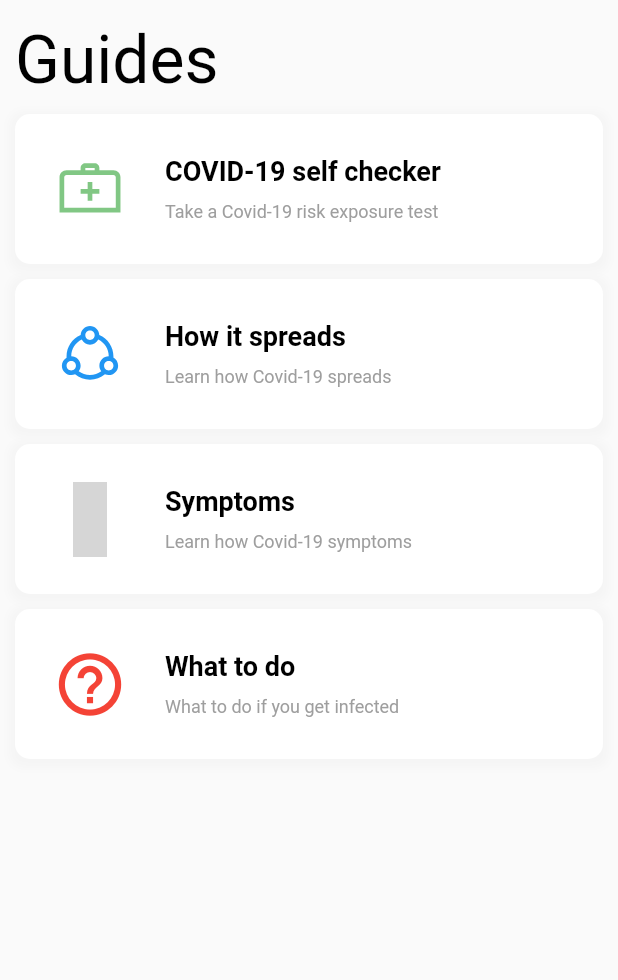
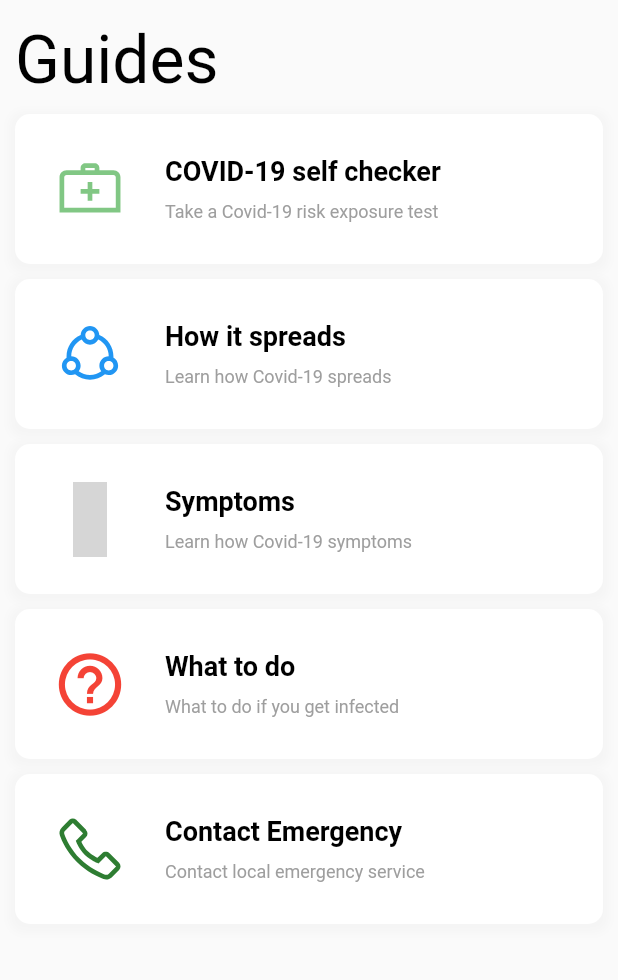
Before and after one commit to idokoagbo/covid-19-tracker, a Flutter app: the screen it shows after launch, after a tap on an icon or button, on a phone screen of 412 x 824 dp, the part 63-1043 px from its top. Run offline on Flutter 3.47's test engine with Material 2 defaults, Android fonts, the phone set to English and light mode, and no system bars; our stand-ins replace google_fonts, line_icons, pull_to_refresh, shared_preferences; missing offline and left inert: flutter_sim_country_code; network calls fail; Roboto replaces fonts that are missing (Tauri); grey boxes are pictures that could not be loaded.

Commit message:
final commit

```diff
--- a/lib/screens/article/article_page.dart
+++ b/lib/screens/article/article_page.dart
@@ -189,7 +189,6 @@ class Treatment extends StatelessWidget {
         _Heading('Steps to help prevent the spread of COVID-19 if you are sick'),
         _Paragraph('Follow the steps below: If you are sick with COVID-19 or think you might have COVID-19, follow the steps below to care for yourself and to help protect other people in your home and community.'),
         SizedBox(height: 10,),
-        Image.network("https://www.cdc.gov/coronavirus/2019-ncov/images/COVIDweb_02_bed.png"),
         _Heading("Stay home except to get medical care"),
         _Paragraph("Stay home: Most people with COVID-19 have mild illness and are able to recover at home without medical care. Do not leave your home, except to get medical care. Do not visit public areas."),
         _Paragraph("Stay in touch with your doctor. Call before you get medical care. Be sure to get care if you have trouble breathing, or have any other emergency warning signs, or if you think it is an emergency."),
--- a/lib/screens/guides/guides.dart
+++ b/lib/screens/guides/guides.dart
@@ -1,7 +1,9 @@
 import 'package:flutter/material.dart';
+import 'package:flutter_sim_country_code/flutter_sim_country_code.dart';
 import 'package:google_fonts/google_fonts.dart';
 import 'package:line_icons/line_icons.dart';
 import 'package:sliclone/screens/screens.dart';
+import 'package:url_launcher/url_launcher.dart';
 
 part 'guides_page.dart';
 
--- a/lib/screens/guides/guides_page.dart
+++ b/lib/screens/guides/guides_page.dart
@@ -6,6 +6,58 @@ class _GuidesPage extends StatefulWidget {
 }
 
 class __GuidesPageState extends State<_GuidesPage> {
+
+  String _platformVersion = 'Unknown';
+
+  final _contactNumbers={
+    "ng":"0800 9700 0010",
+    "ee":"112",
+    'us':"800-232-4636",
+    'ca':"911",
+    'gb':"999",
+    'au':'000',
+    'nz':'111',
+    'jp':'119',
+    'in':'112',
+    'fi':'112',
+    'it':'112',
+  };
+
+
+  @override
+  void initState(){
+    initPlatformState();
+    super.initState();
+  }
+
+  Future<void> initPlatformState() async {
+    String platformVersion;
+    // Platform messages may fail, so we use a try/catch PlatformException.
+    try {
+      platformVersion = await FlutterSimCountryCode.simCountryCode;
+    } catch (error){
+      platformVersion = 'Failed to get platform version.';
+    }
+
+    // If the widget was removed from the tree while the asynchronous platform
+    // message was in flight, we want to discard the reply rather than calling
+    // setState to update our non-existent appearance.
+    if (!mounted) return;
+
+    setState(() {
+      _platformVersion = platformVersion;
+    });
+  }
+
+  void contactEmergency(){
+    if(_contactNumbers.containsKey(_platformVersion)){
+      launch("tel:${_contactNumbers[_platformVersion]}");
+    }
+    else{
+      launch("tel:+41-22-7912111");
+    }
+  }
+
 
   @override
   Widget build(BuildContext context) {
@@ -64,19 +116,6 @@ class __GuidesPageState extends State<_GuidesPage> {
                     context, MaterialPageRoute(builder: (_) => Article("How it spreads")));
               },
             ),
-//            SizedBox(
-//              height: 10,
-//            ),
-//            _InfoCard(
-//              title: "Prevention & treatment",
-//              subtitle: "Learn how to prevent Covid-19",
-//              icon: LineIcons.heartbeat,
-//              color: Colors.green[800],
-//              action: () {
-//                Navigator.push(
-//                    context, MaterialPageRoute(builder: (_) => Article("Prevention & treatment")));
-//              },
-//            ),
             SizedBox(
               height: 10,
             ),
@@ -102,6 +141,16 @@ class __GuidesPageState extends State<_GuidesPage> {
                 Navigator.push(
                     context, MaterialPageRoute(builder: (_) => Article("What to do")));
               },
+            ),
+            SizedBox(
+              height: 10,
+            ),
+            _InfoCard(
+              title: "Contact Emergency",
+              subtitle: "Contact local emergency service",
+              icon: LineIcons.phone,
+              color: Colors.green[800],
+              action: contactEmergency,
             ),
             SizedBox(
               height: 10,
--- a/lib/screens/screens.dart
+++ b/lib/screens/screens.dart
@@ -2,3 +2,4 @@ export 'summary/summary.dart';
 export 'test/test.dart';
 export 'guides/guides.dart';
 export 'article/article.dart';
+export 'splash/splash.dart';
--- a/lib/screens/summary/summary_page.dart
+++ b/lib/screens/summary/summary_page.dart
@@ -69,7 +69,7 @@ class __SummaryPageState extends State<_SummaryPage> implements SummaryScreenCon
   }
 
   RefreshController _refreshController =
-  RefreshController(initialRefresh: false);
+  RefreshController(initialRefresh: true);
 
   void _onRefresh() async{
     // monitor network fetch
@@ -127,7 +127,7 @@ class __SummaryPageState extends State<_SummaryPage> implements SummaryScreenCon
           child: Column(
             crossAxisAlignment: CrossAxisAlignment.start,
             children: <Widget>[
-              Text('Reports - ${_platformVersion.length<4? _platformVersion : "global"}',style: GoogleFonts.tauri(textStyle: TextStyle(color: Colors.black,fontSize: 34,fontWeight: FontWeight.normal))),
+              Text('Reports - ${_platformVersion.length<4? _platformVersion.toUpperCase() : "Global"}',style: GoogleFonts.tauri(textStyle: TextStyle(color: Colors.black,fontSize: 34,fontWeight: FontWeight.normal))),
 
               SizedBox(height: 10,),
               GlobalSituationCard(
--- a/pubspec.yaml
+++ b/pubspec.yaml
@@ -29,6 +29,7 @@ dependencies:
   shared_preferences: ^0.5.6+3
   pull_to_refresh: ^1.5.8
   flutter_sim_country_code: ^0.0.3
+  url_launcher: ^5.2.7
 
 dev_dependencies:
   flutter_test:
@@ -50,6 +51,9 @@ flutter:
   # assets:
   #  - images/a_dot_burr.jpeg
   #  - images/a_dot_ham.jpeg
+  assets:
+    - assets/images/logo.png
+    - assets/images/logo.jpg
 
   # An image asset can refer to one or more resolution-specific "variants", see
   # https://flutter.dev/assets-and-images/#resolution-aware.
```
Also changed, not shown: lib/screens/splash/splash.dart (added, +11 -0 lines), lib/screens/splash/splash_page.dart (added, +21 -0 lines), assets/images/logo.jpg (added), assets/images/logo.png (added), pubspec.lock, 72 other files.
